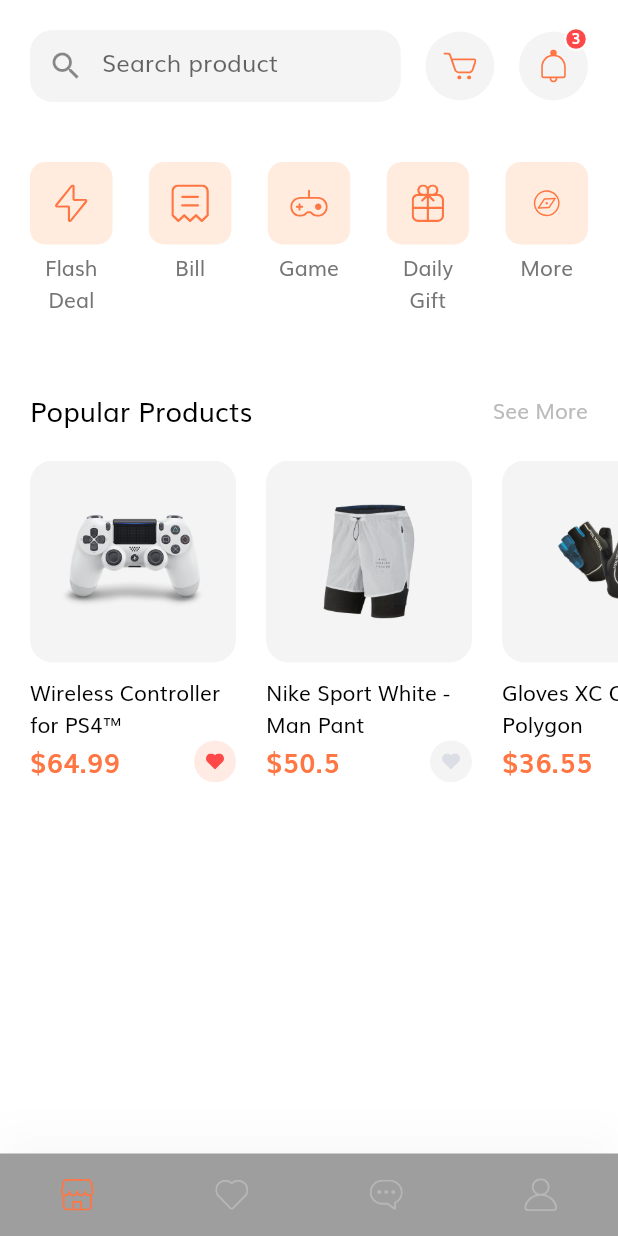
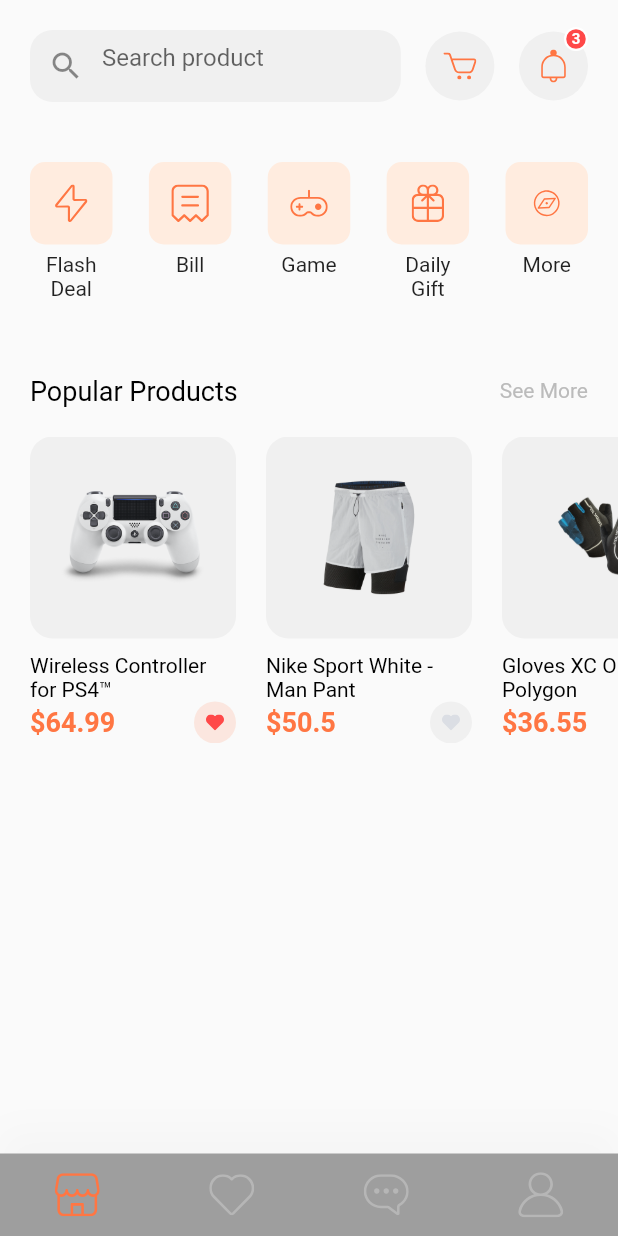
Before and after one commit to daoxuanquan/mysshop, a Flutter app: the screen it shows after launch, after a tap on "Continue", on a phone screen of 412 x 824 dp. Run offline on Flutter 3.47's test engine with Material 2 defaults, Android fonts, the light colour scheme and no system bars; our stand-ins replace dio, flutter_credit_card, flutter_svg, get; network calls fail.

Commit message:
update bottom navigation bar

```diff
--- a/lib/components/coustom_bottom_nav_bar.dart
+++ b/lib/components/coustom_bottom_nav_bar.dart
@@ -14,7 +14,10 @@
   Widget build(BuildContext context) {
     final Color inActiveIconColor = Color(0xFFB6B6B6);
     return Container(
-      height: 55,
+      padding: EdgeInsets.only(
+        bottom: MediaQuery.of(context).padding.bottom,
+      ),
+      height: 55 + MediaQuery.of(context).padding.bottom,
       decoration: BoxDecoration(
         color: Colors.grey,
         boxShadow: [
@@ -25,8 +28,6 @@
           ),
         ],
       ),
-      child: SafeArea(
-          top: false,
       child: Row(
         mainAxisAlignment: MainAxisAlignment.spaceAround,
         children: [
@@ -34,27 +35,42 @@
             icon: Obx(
               () => SvgPicture.asset(
                 "assets/icons/Shop Icon.svg",
+                width: 30,
+                height: 30,
                 color: homeScreenController.bottomBarItem.value ==
                         CustomBottomItemName.home
                     ? kPrimaryColor
                     : inActiveIconColor,
               ),
             ),
-                onPressed: () => homeScreenController
-                    .setCustomBottomBarItem(CustomBottomItemName.home),
+            onPressed: () {
+              homeScreenController
+                  .setCustomBottomBarItem(CustomBottomItemName.home);
+              print('home tab onpress');
+            },
           ),
           IconButton(
-                icon: SvgPicture.asset("assets/icons/Heart Icon.svg"),
+            icon: SvgPicture.asset(
+              "assets/icons/Heart Icon.svg",
+              width: 30,
+              height: 30,
+            ),
             onPressed: () {},
           ),
           IconButton(
-                icon: SvgPicture.asset("assets/icons/Chat bubble Icon.svg"),
+            icon: SvgPicture.asset(
+              "assets/icons/Chat bubble Icon.svg",
+              width: 30,
+              height: 30,
+            ),
             onPressed: () {},
           ),
           IconButton(
             icon: Obx(
               () => SvgPicture.asset(
                 "assets/icons/User Icon.svg",
+                width: 30,
+                height: 30,
                 color: homeScreenController.bottomBarItem.value ==
                         CustomBottomItemName.profile
                     ? kPrimaryColor
@@ -65,7 +81,7 @@
                 .setCustomBottomBarItem(CustomBottomItemName.profile),
           ),
         ],
-          )),
+      ),
     );
   }
 }
--- a/lib/main.dart
+++ b/lib/main.dart
@@ -1,4 +1,5 @@
 import 'package:flutter/material.dart';
+import 'package:get/route_manager.dart';
 import 'package:mysshop/routes.dart';
 import 'package:mysshop/screens/sign_in/sign_in_screen.dart';
 import 'package:mysshop/theme.dart';
@@ -11,10 +12,10 @@
   // This widget is the root of your application.
   @override
   Widget build(BuildContext context) {
-    return MaterialApp(
+    return GetMaterialApp(
       debugShowCheckedModeBanner: false,
       title: 'Flutter Demo',
-      theme: theme(),
+
       home: SignInScreen(),
       // We use routeName so that we dont need to remember the name
       initialRoute: SignInScreen.routeName,
--- /dev/null
+++ b/lib/reopository.dart
@@ -0,0 +1,34 @@
+import 'package:dio/dio.dart';
+
+class AppRepository {
+  late Dio _dio;
+  String baseUrl = "";
+  AppRepository({Dio? dio}) {
+    this._dio = dio ?? Dio();
+  }
+  Future<List<Item>> initRequet() async {
+    List<Item> items = [];
+
+    Response response =
+        await _dio.get('https://jsonplaceholder.typicode.com/posts');
+    List<dynamic> list = response.data;
+    for (var item in list) {
+      items.add(Item.fromJson(item));
+    }
+    return items;
+  }
+}
+
+class Item {
+  int userId = 0;
+  int id = 0;
+  String title = '';
+  String body = '';
+
+  Item.fromJson(Map map) {
+    this.userId = map['userId'];
+    this.id = map['id'];
+    this.body = map['body'];
+    this.title = map['title'];
+  }
+}
--- /dev/null
+++ b/lib/screens/cart/cart_controller.dart
@@ -0,0 +1,16 @@
+import 'package:dio/dio.dart';
+import 'package:get/get_state_manager/get_state_manager.dart';
+import 'package:mysshop/reopository.dart';
+
+class CartController extends GetxController {
+  final AppRepository appRepository = AppRepository();
+
+  CartController() {
+    print('init cart controller');
+    getJson();
+  }
+
+  void getJson() async {
+    await appRepository.initRequet();
+  }
+}
--- a/lib/screens/cart/cart_screen.dart
+++ b/lib/screens/cart/cart_screen.dart
@@ -1,5 +1,6 @@
 import 'package:flutter/material.dart';
 import 'package:get/get.dart';
+import 'package:mysshop/screens/cart/cart_controller.dart';
 import 'package:mysshop/screens/home/home_screen_controller.dart';
 
 import 'components/body.dart';
@@ -7,6 +8,7 @@
 
 class CartScreen extends StatelessWidget {
   HomeScreenController homeScreenController = Get.find();
+  CartController cartController = Get.put(CartController());
   static String routeName = "/cart";
   @override
   Widget build(BuildContext context) {
--- a/lib/screens/cart/components/check_out_card.dart
+++ b/lib/screens/cart/components/check_out_card.dart
@@ -3,6 +3,7 @@
 import 'package:get/get.dart';
 import 'package:mysshop/components/default_button.dart';
 import 'package:mysshop/screens/home/home_screen_controller.dart';
+import 'package:mysshop/screens/payment/index.dart';
 
 import '../../../constants.dart';
 
@@ -82,7 +83,9 @@
                   width: 190,
                   child: DefaultButton(
                     text: "Check Out",
-                    press: () {},
+                    press: () {
+                      Get.to(() => PaymentScreen());
+                    },
                   ),
                 ),
               ],
--- a/pubspec.yaml
+++ b/pubspec.yaml
@@ -37,6 +37,8 @@
   flutter_svg: ^0.22.0 # help us to use SVG in our app
   provider: ^6.0.0 # for State management\
   get:
+  dio:
+  flutter_credit_card: 3.0.1
 
 dev_dependencies:
   flutter_test:
```
Also changed, not shown: lib/screens/payment/index.dart (added, +173 -0 lines), pubspec.lock. Lines whose indentation alone changed are shown as unchanged.
